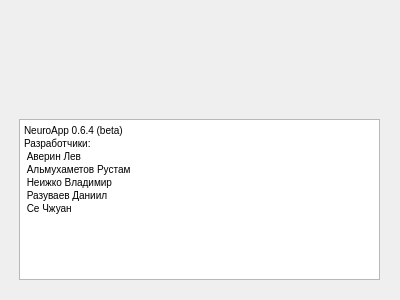
Above: VS/NeuroApp/NeuroApp/GUI/AboutWindow.ui from RazuvaevDD/ProjectWork2019Neiro before the change. Below: the same form after it.
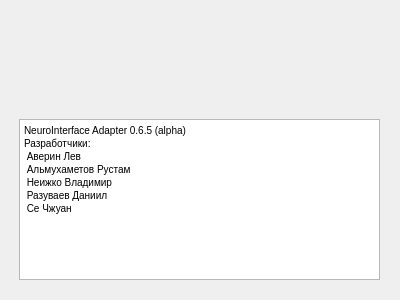
That is the form after the change. Icons and pictures are not drawn.

The edit to the form file:
```diff
--- a/VS/NeuroApp/NeuroApp/GUI/AboutWindow.ui
+++ b/VS/NeuroApp/NeuroApp/GUI/AboutWindow.ui
@@ -54,7 +54,7 @@
 &lt;html&gt;&lt;head&gt;&lt;meta name=&quot;qrichtext&quot; content=&quot;1&quot; /&gt;&lt;style type=&quot;text/css&quot;&gt;
 p, li { white-space: pre-wrap; }
 &lt;/style&gt;&lt;/head&gt;&lt;body style=&quot; font-family:'MS Shell Dlg 2'; font-size:7.8pt; font-weight:400; font-style:normal;&quot;&gt;
-&lt;p style=&quot; margin-top:0px; margin-bottom:0px; margin-left:0px; margin-right:0px; -qt-block-indent:0; text-indent:0px;&quot;&gt;NeuroApp 0.6.4 (beta)&lt;/p&gt;
+&lt;p style=&quot; margin-top:0px; margin-bottom:0px; margin-left:0px; margin-right:0px; -qt-block-indent:0; text-indent:0px;&quot;&gt;NeuroInterface Adapter 0.6.5 (alpha)&lt;/p&gt;
 &lt;p style=&quot; margin-top:0px; margin-bottom:0px; margin-left:0px; margin-right:0px; -qt-block-indent:0; text-indent:0px;&quot;&gt;Разработчики:&lt;/p&gt;
 &lt;p style=&quot; margin-top:0px; margin-bottom:0px; margin-left:0px; margin-right:0px; -qt-block-indent:0; text-indent:0px;&quot;&gt; Аверин Лев &lt;/p&gt;
 &lt;p style=&quot; margin-top:0px; margin-bottom:0px; margin-left:0px; margin-right:0px; -qt-block-indent:0; text-indent:0px;&quot;&gt; Альмухаметов Рустам&lt;/p&gt;
```
